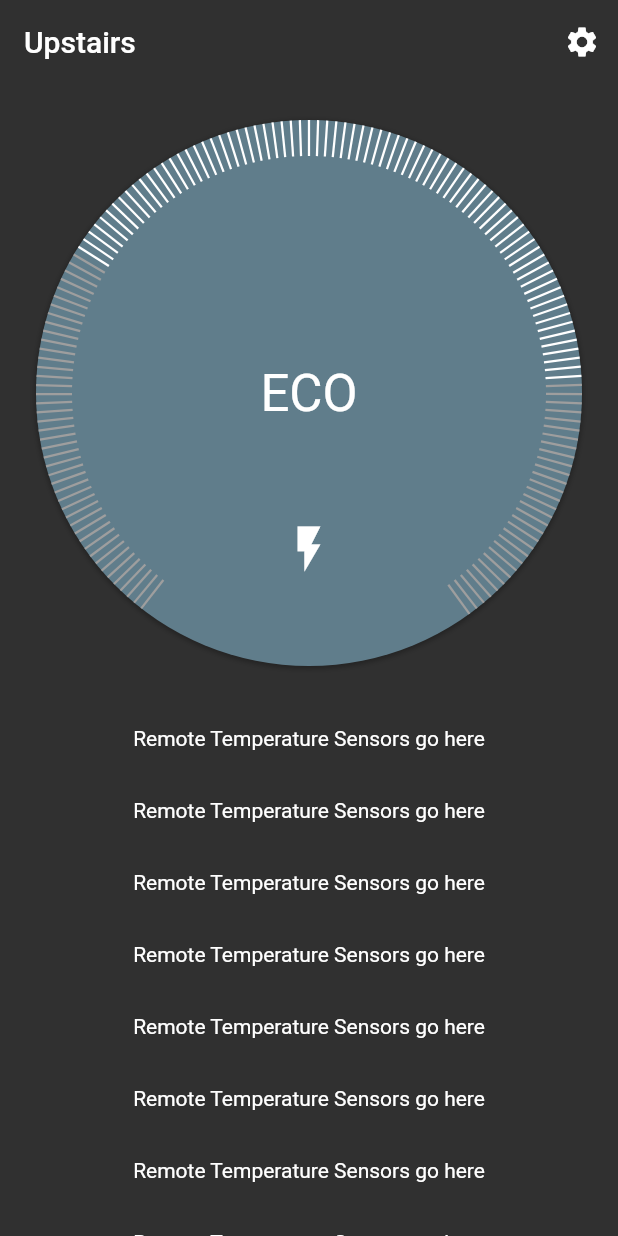
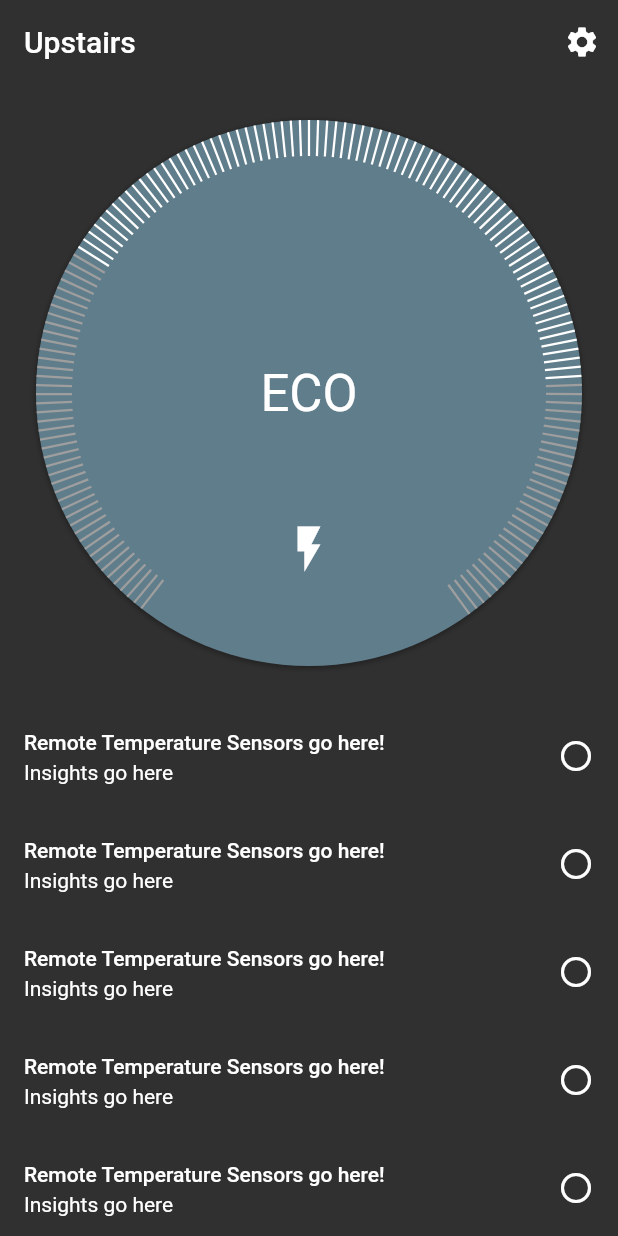
Before and after one commit to TytaniumDev/FlutterThermostat, a Flutter app: the screen it shows after launch, on a phone screen of 412 x 824 dp. Run offline on Flutter 3.47's test engine with Material 2 defaults, Android fonts, the phone set to English and light mode, and no system bars.

Commit message:
Added ModalBottomSheet on ListTile tap

```diff
--- a/flutter_thermostat/lib/thermostat/ThermostatOverview.dart
+++ b/flutter_thermostat/lib/thermostat/ThermostatOverview.dart
@@ -25,20 +25,40 @@ class ThermostatOverview extends StatelessWidget {
         }
 
         if (i < 15) {
-          return Row(
-            mainAxisAlignment: MainAxisAlignment.center,
-            mainAxisSize: MainAxisSize.max,
-            children: <Widget>[
-              Padding(
-                padding: const EdgeInsets.all(16.0),
-                child: Text(
-                  'Remote Temperature Sensors go here',
-                  style: Theme.of(context).primaryTextTheme.body1,
-                ),
-              ),
-            ],
+          return ListTile(
+            title: Text(
+              'Remote Temperature Sensors go here!',
+              style: Theme.of(context).primaryTextTheme.body2,
+            ),
+            subtitle: Text(
+              'Insights go here',
+              style: Theme.of(context).accentTextTheme.body1,
+            ),
+            trailing: Icon(
+              Icons.radio_button_unchecked,
+              color: Colors.white,
+            ),
+            onTap: () {
+              showModalBottomSheet(
+                  context: context,
+                  builder: (BuildContext context) {
+                    return Container(
+                      color: Colors.white,
+                      width: double.infinity,
+                      height: 200.0,
+                      child: Column(
+                        mainAxisAlignment: MainAxisAlignment.center,
+                        children: <Widget>[
+                          Text('Suck it Native Android',
+                              style: TextStyle(fontSize: 24.0)),
+                          Text('(and iOS)',
+                              style: TextStyle(fontSize: 18.0)),
+                        ],
+                      ),
+                    );
+                  });
+            },
           );
-          //AAG
         }
       }),
     );
```
Also changed, not shown: 1 other file.
